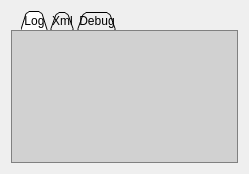
Above: branches/new-cards-branch/src/client/logwidget.ui from kubos741/kbang before the change. Below: the same form after it.
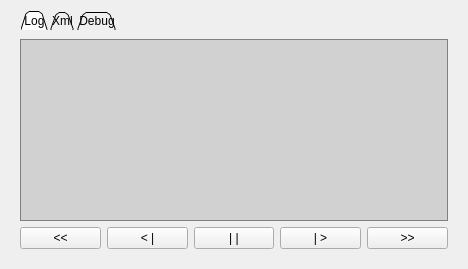
That is the form after the change. The open tabs and pages were chosen to show the change.

Commit message: A lot of work in new protocol. Server does not compile. Client compiles and by defaults runs game replay from replay.xml. Still a lot of things not implemented yet.

Diff of the .ui file:
```diff
--- a/branches/new-cards-branch/src/client/logwidget.ui
+++ b/branches/new-cards-branch/src/client/logwidget.ui
@@ -6,8 +6,8 @@
    <rect>
     <x>0</x>
     <y>0</y>
-    <width>249</width>
-    <height>174</height>
+    <width>349</width>
+    <height>269</height>
    </rect>
   </property>
   <property name="sizePolicy">
@@ -20,7 +20,7 @@
    <string>Form</string>
   </property>
   <property name="styleSheet">
-   <string notr="true">QTextBrowser {
+   <string notr="true">QTextBrowser, QListWidget {
 	border: 1px solid gray;
 	background-color: rgba(0, 0, 0, 32);
 }
@@ -119,39 +119,94 @@
       <enum>QTabWidget::Triangular</enum>
      </property>
      <property name="currentIndex">
-      <number>1</number>
+      <number>0</number>
      </property>
      <widget class="QWidget" name="tabLog">
       <attribute name="title">
        <string>Log</string>
       </attribute>
-      <layout class="QGridLayout">
-       <property name="verticalSpacing">
-        <number>0</number>
-       </property>
-       <property name="margin">
-        <number>0</number>
-       </property>
-       <item row="0" column="0">
-        <widget class="QTextBrowser" name="logView">
-         <property name="focusPolicy">
-          <enum>Qt::NoFocus</enum>
-         </property>
+      <layout class="QVBoxLayout" name="verticalLayout">
+       <item>
+        <widget class="QListWidget" name="listGameEvents">
          <property name="styleSheet">
-          <string notr="true"/>
+          <string>QListWidget {
+	show-decoration-selected: 1;
+}
+
+QListWidget::item:selected {
+     border: 1px solid #6a6ea9;
+}
+ QListView::item:selected:!active {
+     background: qlineargradient(x1: 0, y1: 0, x2: 0, y2: 1,
+                                 stop: 0 #ABAFE5, stop: 1 #8588B2);
+ }
+
+ QListView::item:selected:active {
+     background: qlineargradient(x1: 0, y1: 0, x2: 0, y2: 1,
+                                 stop: 0 #6a6ea9, stop: 1 #888dd9);
+ }
+
+ QListView::item:hover {
+     background: qlineargradient(x1: 0, y1: 0, x2: 0, y2: 1,
+                                 stop: 0 #FAFBFE, stop: 1 #DCDEF1);
+ }</string>
          </property>
-         <property name="html">
-          <string>&lt;!DOCTYPE HTML PUBLIC &quot;-//W3C//DTD HTML 4.0//EN&quot; &quot;http://www.w3.org/TR/REC-html40/strict.dtd&quot;&gt;
-&lt;html&gt;&lt;head&gt;&lt;meta name=&quot;qrichtext&quot; content=&quot;1&quot; /&gt;&lt;style type=&quot;text/css&quot;&gt;
-p, li { white-space: pre-wrap; }
-&lt;/style&gt;&lt;/head&gt;&lt;body style=&quot; font-family:'Arial'; font-size:10pt; font-weight:400; font-style:normal;&quot;&gt;
-&lt;p style=&quot;-qt-paragraph-type:empty; margin-top:0px; margin-bottom:0px; margin-left:0px; margin-right:0px; -qt-block-indent:0; text-indent:0px; font-family:'DejaVu Sans'; font-size:9pt; color:#ffffff;&quot;&gt;&lt;/p&gt;&lt;/body&gt;&lt;/html&gt;</string>
+         <property name="editTriggers">
+          <set>QAbstractItemView::NoEditTriggers</set>
          </property>
-         <property name="openLinks">
-          <bool>false</bool>
+         <property name="selectionMode">
+          <enum>QAbstractItemView::NoSelection</enum>
          </property>
         </widget>
        </item>
+       <item>
+        <layout class="QHBoxLayout" name="horizontalLayout_2">
+         <item>
+          <widget class="QPushButton" name="buttonPlayBackward">
+           <property name="text">
+            <string>&lt;&lt;</string>
+           </property>
+           <property name="checkable">
+            <bool>false</bool>
+           </property>
+          </widget>
+         </item>
+         <item>
+          <widget class="QPushButton" name="buttonStepBackward">
+           <property name="text">
+            <string>&lt; |</string>
+           </property>
+          </widget>
+         </item>
+         <item>
+          <widget class="QPushButton" name="buttonPause">
+           <property name="text">
+            <string>| |</string>
+           </property>
+           <property name="checkable">
+            <bool>false</bool>
+           </property>
+          </widget>
+         </item>
+         <item>
+          <widget class="QPushButton" name="buttonStepForward">
+           <property name="text">
+            <string>| &gt;</string>
+           </property>
+          </widget>
+         </item>
+         <item>
+          <widget class="QPushButton" name="buttonPlayForward">
+           <property name="text">
+            <string>&gt;&gt;</string>
+           </property>
+           <property name="checkable">
+            <bool>false</bool>
+           </property>
+          </widget>
+         </item>
+        </layout>
+       </item>
       </layout>
      </widget>
      <widget class="QWidget" name="tabXml">
```
The commit also changes 127 other files.
